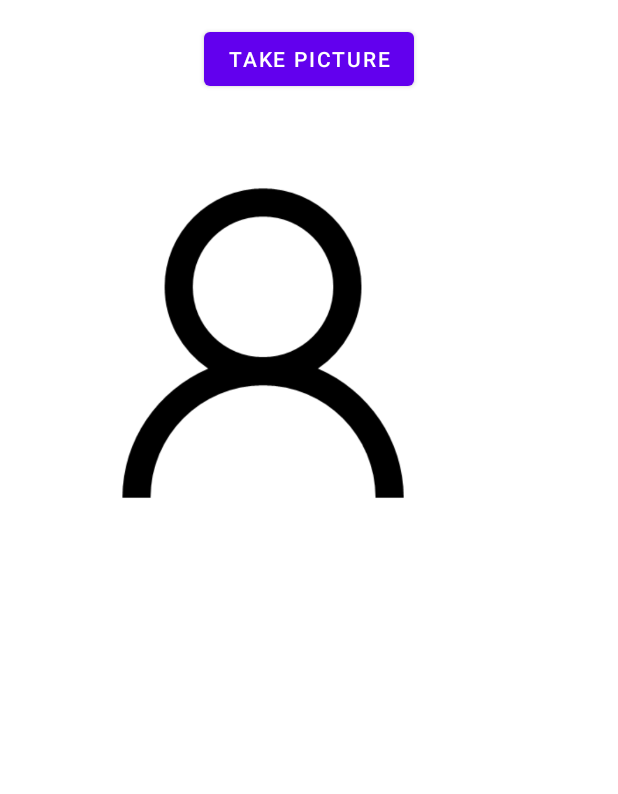
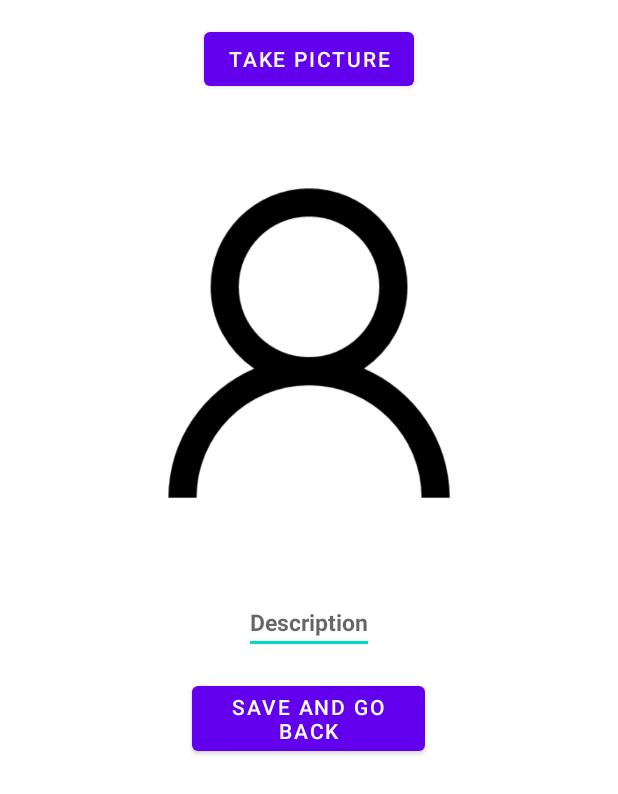
Before and after one commit to BiancaTripa/Healthfuelness, an Android app: the HappyActivity screen opened directly, with no data from a screen before it, on a phone screen of 412 x 824 dp. Shown: the top 794 px of the screen. Run offline under Robolectric (Android 15) with nearby library versions, the phone set to English and light mode, and no system bars; our stand-ins replace Firebase (no records; nobody signed in at launch, a user with empty details on screens opened directly); libraries missing offline, so code that uses them is left out: com.karumi.dexter; pictures from the network do not load.

Commit message:
add date and description to firebase

```diff
--- a/app/src/main/res/layout/activity_happy.xml
+++ b/app/src/main/res/layout/activity_happy.xml
@@ -17,11 +17,32 @@
 
     <ImageView
         android:id="@+id/image_view"
+        android:layout_gravity="center"
         android:layout_width="300dp"
         android:layout_height="300dp"
         android:layout_below="@+id/btnCamera"
-        android:layout_marginStart="25dp"
         android:layout_marginTop="15dp"
         android:src="@drawable/ic_user"></ImageView>
 
+    <EditText
+        android:id="@+id/tv_description"
+        android:layout_gravity="center"
+        android:layout_width="wrap_content"
+        android:layout_height="wrap_content"
+        android:layout_below="@+id/image_view"
+        android:layout_marginTop="15dp"
+        android:hint="Description"
+        android:textColor="@color/colorAccent"
+        android:textStyle="bold"
+        android:textSize="15dp" ></EditText>
+
+    <Button
+        android:id="@+id/btnSave"
+        android:layout_width="155dp"
+        android:layout_height="wrap_content"
+        android:layout_gravity="center"
+        android:layout_below="@+id/tv_description"
+        android:layout_marginTop="15dp"
+        android:text="Save and Go Back"></Button>
+
 </LinearLayout>
```
Also changed, not shown: app/src/main/java/com/example/healthfuelness/HappyActivity.kt (+57 -4 lines).
